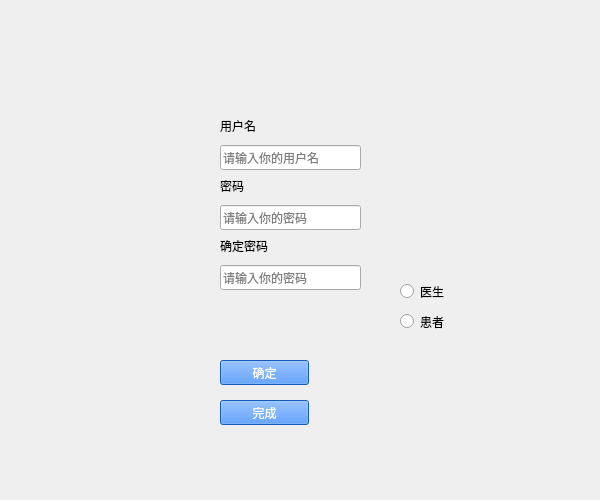
Above: demo1/signup.ui from KeviaWang/work before the change. Below: the same form after it.
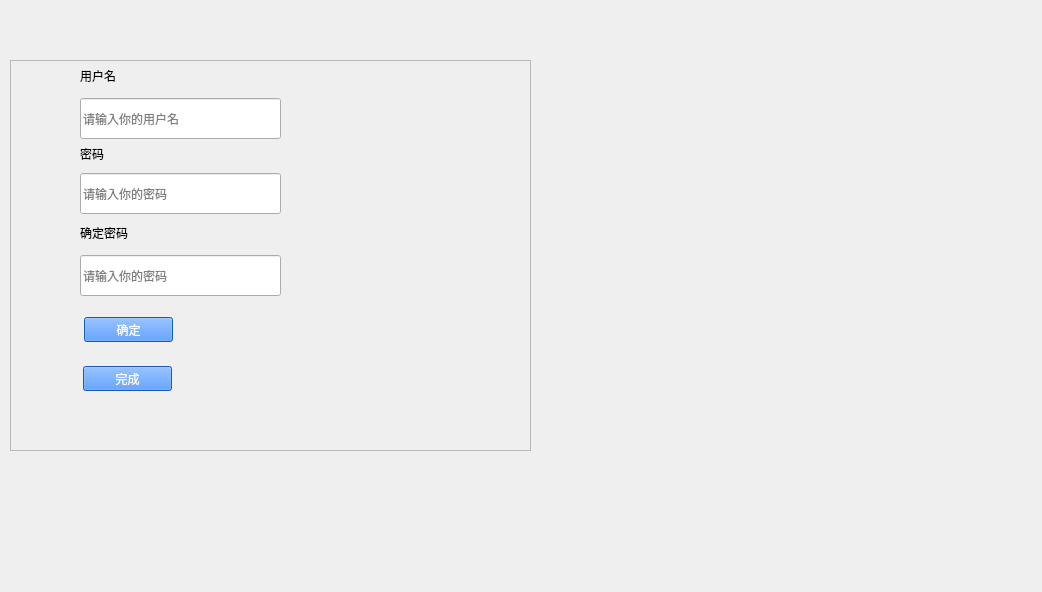
That is the form after the change. Icons and pictures are not drawn.

Diff of the .ui file:
```diff
--- a/demo1/signup.ui
+++ b/demo1/signup.ui
@@ -6,18 +6,53 @@
    <rect>
     <x>0</x>
     <y>0</y>
-    <width>600</width>
-    <height>500</height>
+    <width>1042</width>
+    <height>592</height>
    </rect>
   </property>
   <property name="windowTitle">
    <string>Form</string>
   </property>
+  <property name="styleSheet">
+   <string notr="true">#signup{border-image: url(:/picture/login.png);}</string>
+  </property>
+  <widget class="QFrame" name="frame">
+   <property name="geometry">
+    <rect>
+     <x>10</x>
+     <y>60</y>
+     <width>521</width>
+     <height>391</height>
+    </rect>
+   </property>
+   <property name="frameShape">
+    <enum>QFrame::StyledPanel</enum>
+   </property>
+   <property name="frameShadow">
+    <enum>QFrame::Raised</enum>
+   </property>
+   <widget class="QLabel" name="label">
+    <property name="geometry">
+     <rect>
+      <x>70</x>
+      <y>0</y>
+      <width>91</width>
+      <height>31</height>
+     </rect>
+    </property>
+    <property name="styleSheet">
+     <string notr="true">font: 87 20pt &quot;Arial Black&quot;;
+background:transparent</string>
+    </property>
+    <property name="text">
+     <string>用户名</string>
+    </property>
+   </widget>
   <widget class="QPushButton" name="pushButton">
    <property name="geometry">
     <rect>
-     <x>220</x>
-     <y>400</y>
+      <x>73</x>
+      <y>306</y>
      <width>89</width>
      <height>25</height>
     </rect>
@@ -31,28 +66,55 @@
     <string>完成</string>
    </property>
   </widget>
-  <widget class="QLabel" name="label_2">
+   <widget class="QPushButton" name="pushButton_2">
    <property name="geometry">
     <rect>
-     <x>220</x>
-     <y>170</y>
-     <width>81</width>
-     <height>31</height>
+      <x>74</x>
+      <y>257</y>
+      <width>89</width>
+      <height>25</height>
     </rect>
    </property>
    <property name="styleSheet">
-    <string notr="true">font: 87 20pt &quot;Arial Black&quot;;
-background:transparent</string>
+     <string notr="true">background-color: rgb(29, 123, 255);
+color: rgb(255, 255, 255);
+font: 25 9pt &quot;Bahnschrift Light&quot;;</string>
    </property>
    <property name="text">
-    <string>密码</string>
+     <string>确定</string>
+    </property>
+   </widget>
+   <widget class="QLineEdit" name="password">
+    <property name="geometry">
+     <rect>
+      <x>70</x>
+      <y>113</y>
+      <width>201</width>
+      <height>41</height>
+     </rect>
+    </property>
+    <property name="placeholderText">
+     <string>请输入你的密码</string>
+    </property>
+   </widget>
+   <widget class="QLineEdit" name="confirmword">
+    <property name="geometry">
+     <rect>
+      <x>70</x>
+      <y>195</y>
+      <width>201</width>
+      <height>41</height>
+     </rect>
+    </property>
+    <property name="placeholderText">
+     <string>请输入你的密码</string>
    </property>
   </widget>
   <widget class="QLabel" name="label_3">
    <property name="geometry">
     <rect>
-     <x>220</x>
-     <y>230</y>
+      <x>70</x>
+      <y>157</y>
      <width>111</width>
      <height>31</height>
     </rect>
@@ -65,105 +127,36 @@
     <string>确定密码</string>
    </property>
   </widget>
+   <widget class="QLabel" name="label_2">
+    <property name="geometry">
+     <rect>
+      <x>70</x>
+      <y>78</y>
+      <width>81</width>
+      <height>31</height>
+     </rect>
+    </property>
+    <property name="styleSheet">
+     <string notr="true">font: 87 20pt &quot;Arial Black&quot;;
+background:transparent</string>
+    </property>
+    <property name="text">
+     <string>密码</string>
+    </property>
+   </widget>
   <widget class="QLineEdit" name="username">
    <property name="geometry">
     <rect>
-     <x>220</x>
-     <y>145</y>
-     <width>141</width>
-     <height>25</height>
+      <x>70</x>
+      <y>38</y>
+      <width>201</width>
+      <height>41</height>
     </rect>
    </property>
    <property name="placeholderText">
     <string>请输入你的用户名</string>
    </property>
   </widget>
-  <widget class="QLineEdit" name="password">
-   <property name="geometry">
-    <rect>
-     <x>220</x>
-     <y>205</y>
-     <width>141</width>
-     <height>25</height>
-    </rect>
-   </property>
-   <property name="placeholderText">
-    <string>请输入你的密码</string>
-   </property>
-  </widget>
-  <widget class="QPushButton" name="pushButton_2">
-   <property name="geometry">
-    <rect>
-     <x>220</x>
-     <y>360</y>
-     <width>89</width>
-     <height>25</height>
-    </rect>
-   </property>
-   <property name="styleSheet">
-    <string notr="true">background-color: rgb(29, 123, 255);
-color: rgb(255, 255, 255);
-font: 25 9pt &quot;Bahnschrift Light&quot;;</string>
-   </property>
-   <property name="text">
-    <string>确定</string>
-   </property>
-  </widget>
-  <widget class="QLineEdit" name="confirmword">
-   <property name="geometry">
-    <rect>
-     <x>220</x>
-     <y>265</y>
-     <width>141</width>
-     <height>25</height>
-    </rect>
-   </property>
-   <property name="placeholderText">
-    <string>请输入你的密码</string>
-   </property>
-  </widget>
-  <widget class="QLabel" name="label">
-   <property name="geometry">
-    <rect>
-     <x>220</x>
-     <y>110</y>
-     <width>91</width>
-     <height>31</height>
-    </rect>
-   </property>
-   <property name="styleSheet">
-    <string notr="true">font: 87 20pt &quot;Arial Black&quot;;
-background:transparent</string>
-   </property>
-   <property name="text">
-    <string>用户名</string>
-   </property>
-  </widget>
-  <widget class="QRadioButton" name="doc_btn">
-   <property name="geometry">
-    <rect>
-     <x>400</x>
-     <y>280</y>
-     <width>112</width>
-     <height>23</height>
-    </rect>
-   </property>
-   <property name="text">
-    <string>医生</string>
-   </property>
-  </widget>
-  <widget class="QRadioButton" name="patient_btn">
-   <property name="geometry">
-    <rect>
-     <x>400</x>
-     <y>310</y>
-     <width>112</width>
-     <height>23</height>
-    </rect>
-   </property>
-   <property name="text">
-    <string>患者</string>
-   </property>
   </widget>
  </widget>
  <resources/>
```
Lines whose indentation alone changed are shown as unchanged.
